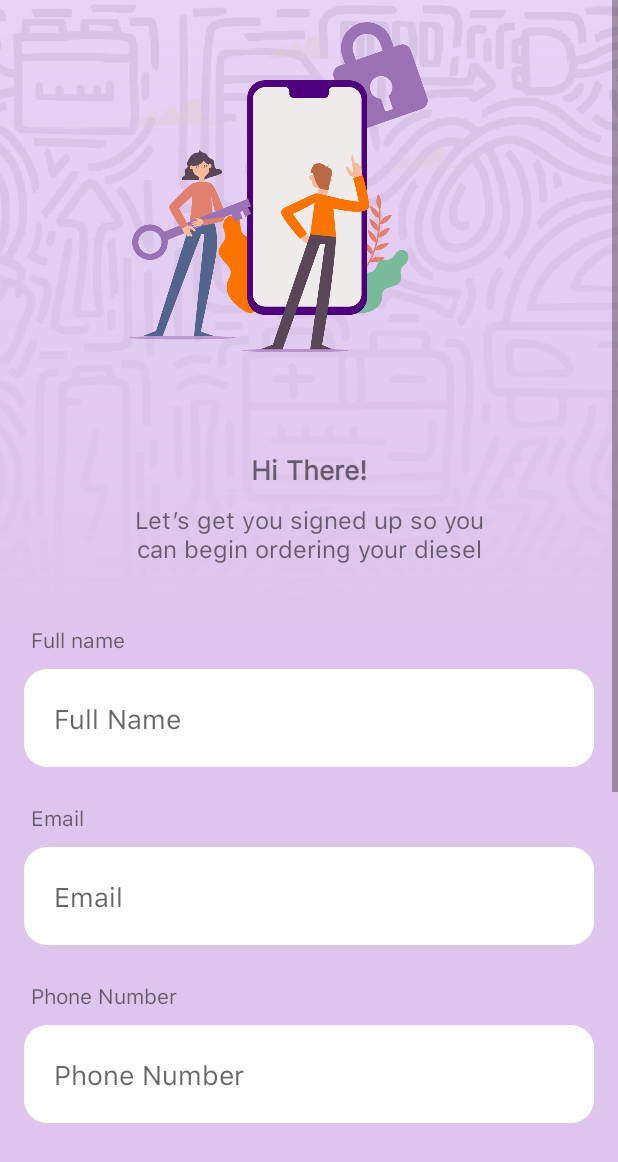
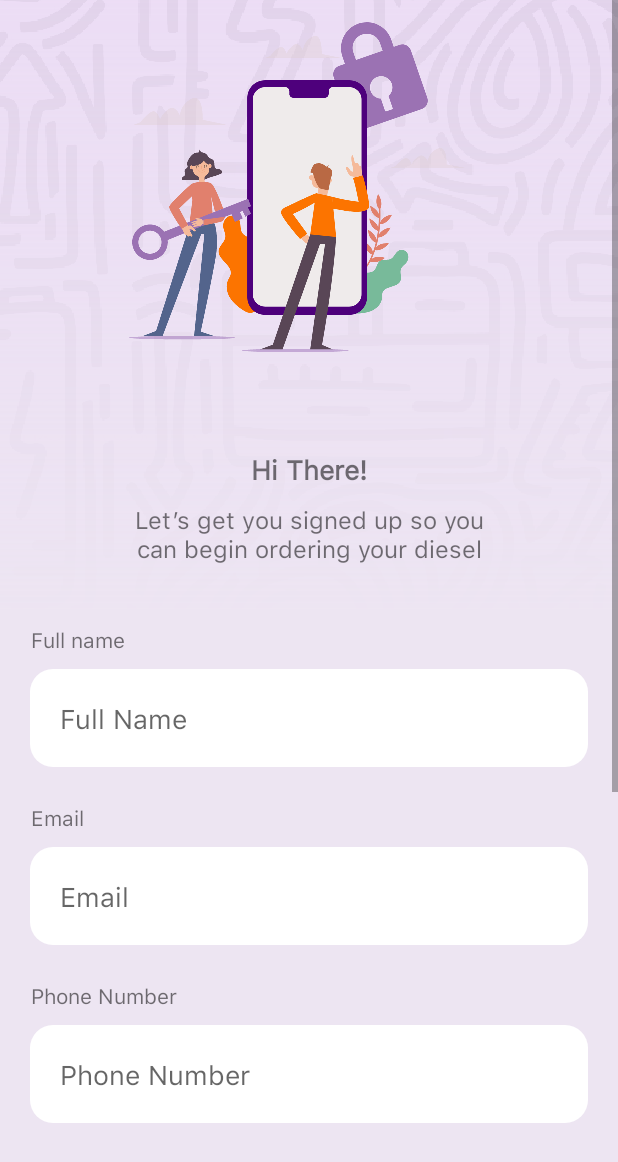
Before and after one commit to Festusyuma-LTD/glaid-customer, an Android app: the screen it shows after launch (SignUpActivity), after a tap on "SIGN UP WITH EMAIL", on a phone screen of 412 x 824 dp. Shown: the top 1162 px of the screen. Run offline under Robolectric (Android 15) with nearby library versions, the phone set to English and light mode, and no system bars; Roboto replaces fonts that are not available here.

Commit message:
splasg screen

```diff
--- /dev/null
+++ b/app/src/main/java/festusyuma/com/glaid/SplashActivity.kt
@@ -0,0 +1,31 @@
+package festusyuma.com.glaid
+
+import android.content.Intent
+import androidx.appcompat.app.AppCompatActivity
+import android.os.Bundle
+import android.os.Handler
+
+class SplashActivity : AppCompatActivity() {
+    private val handler = Handler()
+
+    override fun onCreate(savedInstanceState: Bundle?) {
+        super.onCreate(savedInstanceState)
+        setContentView(R.layout.activity_splash)
+    }
+
+    private val runnable = Runnable {
+        if (!isFinishing) {
+            startActivity(Intent(applicationContext, MainActivity::class.java))
+            finish()
+        }
+    }
+    override fun onResume() {
+        super.onResume()
+        handler.postDelayed(runnable, 2000)
+    }
+
+    override fun onPause() {
+        super.onPause()
+        handler.removeCallbacks(runnable)
+    }
+}
--- a/app/src/main/res/layout/activity_forgot_pass_otp_final.xml
+++ b/app/src/main/res/layout/activity_forgot_pass_otp_final.xml
@@ -10,8 +10,9 @@
         android:id="@+id/imageView2"
         android:layout_width="0dp"
         android:layout_height="0dp"
+        android:alpha="0.6"
         android:contentDescription="@string/background"
-        android:scaleType="centerCrop"
+        android:scaleType="center"
         app:layout_constraintBottom_toBottomOf="parent"
         app:layout_constraintEnd_toEndOf="parent"
         app:layout_constraintHorizontal_bias="0.0"
--- a/app/src/main/res/layout/activity_forgot_password.xml
+++ b/app/src/main/res/layout/activity_forgot_password.xml
@@ -10,8 +10,9 @@
         android:id="@+id/imageView2"
         android:layout_width="0dp"
         android:layout_height="0dp"
+        android:alpha="0.6"
         android:contentDescription="@string/background"
-        android:scaleType="centerCrop"
+        android:scaleType="center"
         app:layout_constraintBottom_toBottomOf="parent"
         app:layout_constraintEnd_toEndOf="parent"
         app:layout_constraintHorizontal_bias="0.0"
--- a/app/src/main/res/layout/activity_forgot_password_otp.xml
+++ b/app/src/main/res/layout/activity_forgot_password_otp.xml
@@ -10,8 +10,9 @@
         android:id="@+id/imageView2"
         android:layout_width="0dp"
         android:layout_height="0dp"
+        android:alpha="0.6"
         android:contentDescription="@string/background"
-        android:scaleType="centerCrop"
+        android:scaleType="center"
         app:layout_constraintBottom_toBottomOf="parent"
         app:layout_constraintEnd_toEndOf="parent"
         app:layout_constraintHorizontal_bias="0.0"
--- a/app/src/main/res/layout/activity_log_in.xml
+++ b/app/src/main/res/layout/activity_log_in.xml
@@ -10,8 +10,9 @@
         android:id="@+id/imageView2"
         android:layout_width="0dp"
         android:layout_height="0dp"
+        android:alpha="0.6"
         android:contentDescription="@string/background"
-        android:scaleType="centerCrop"
+        android:scaleType="center"
         app:layout_constraintBottom_toBottomOf="parent"
         app:layout_constraintEnd_toEndOf="parent"
         app:layout_constraintHorizontal_bias="0.0"
--- a/app/src/main/res/layout/activity_main.xml
+++ b/app/src/main/res/layout/activity_main.xml
@@ -10,8 +10,9 @@
         android:id="@+id/imageView2"
         android:layout_width="0dp"
         android:layout_height="0dp"
+        android:alpha="0.6"
         android:contentDescription="@string/background"
-        android:scaleType="centerCrop"
+        android:scaleType="center"
         app:layout_constraintBottom_toBottomOf="parent"
         app:layout_constraintEnd_toEndOf="parent"
         app:layout_constraintHorizontal_bias="0.0"
--- a/app/src/main/res/layout/activity_one_time_password.xml
+++ b/app/src/main/res/layout/activity_one_time_password.xml
@@ -10,8 +10,9 @@
         android:id="@+id/imageView2"
         android:layout_width="0dp"
         android:layout_height="0dp"
+        android:alpha="0.6"
         android:contentDescription="@string/background"
-        android:scaleType="centerCrop"
+        android:scaleType="center"
         app:layout_constraintBottom_toBottomOf="parent"
         app:layout_constraintEnd_toEndOf="parent"
         app:layout_constraintHorizontal_bias="0.0"
--- a/app/src/main/res/layout/activity_reset_password.xml
+++ b/app/src/main/res/layout/activity_reset_password.xml
@@ -10,8 +10,9 @@
         android:id="@+id/imageView2"
         android:layout_width="0dp"
         android:layout_height="0dp"
+        android:alpha="0.6"
         android:contentDescription="@string/background"
-        android:scaleType="centerCrop"
+        android:scaleType="center"
         app:layout_constraintBottom_toBottomOf="parent"
         app:layout_constraintEnd_toEndOf="parent"
         app:layout_constraintHorizontal_bias="0.0"
--- a/app/src/main/res/layout/activity_sign_up.xml
+++ b/app/src/main/res/layout/activity_sign_up.xml
@@ -10,8 +10,9 @@
         android:id="@+id/imageView2"
         android:layout_width="0dp"
         android:layout_height="0dp"
+        android:alpha="0.6"
         android:contentDescription="@string/background"
-        android:scaleType="centerCrop"
+        android:scaleType="center"
         app:layout_constraintBottom_toBottomOf="parent"
         app:layout_constraintEnd_toEndOf="parent"
         app:layout_constraintHorizontal_bias="0.0"
@@ -97,11 +98,11 @@
                     android:id="@+id/editText4"
                     android:layout_width="0dp"
                     android:layout_height="wrap_content"
-                    android:layout_marginStart="16dp"
-                    android:layout_marginLeft="16dp"
+                    android:layout_marginStart="20dp"
+                    android:layout_marginLeft="20dp"
                     android:layout_marginTop="10dp"
-                    android:layout_marginEnd="16dp"
-                    android:layout_marginRight="16dp"
+                    android:layout_marginEnd="20dp"
+                    android:layout_marginRight="20dp"
                     android:background="@drawable/input_drawable"
                     android:ems="10"
                     android:fontFamily="@font/sfpro"
@@ -130,8 +131,6 @@
                     android:id="@+id/editText7"
                     android:layout_width="0dp"
                     android:layout_height="wrap_content"
-                    android:layout_marginStart="16dp"
-                    android:layout_marginLeft="16dp"
                     android:layout_marginTop="10dp"
                     android:background="@drawable/input_drawable"
                     android:ems="10"
@@ -142,7 +141,7 @@
                     android:textAllCaps="true"
                     android:textColor="#3A3A3A"
                     app:layout_constraintEnd_toEndOf="@+id/editText4"
-                    app:layout_constraintStart_toStartOf="parent"
+                    app:layout_constraintStart_toStartOf="@+id/editText4"
                     app:layout_constraintTop_toBottomOf="@+id/textView14" />
 
                 <TextView
@@ -243,11 +242,11 @@
                     android:id="@+id/continueSignUpBtn"
                     android:layout_width="0dp"
                     android:layout_height="59dp"
-                    android:layout_marginStart="16dp"
-                    android:layout_marginLeft="16dp"
+                    android:layout_marginStart="20dp"
+                    android:layout_marginLeft="20dp"
                     android:layout_marginTop="24dp"
-                    android:layout_marginEnd="16dp"
-                    android:layout_marginRight="16dp"
+                    android:layout_marginEnd="20dp"
+                    android:layout_marginRight="20dp"
                     android:layout_marginBottom="16dp"
                     android:background="@drawable/mail_button_drawable"
                     android:drawableRight="@mipmap/chevron_right"
--- a/app/src/main/res/values/colors.xml
+++ b/app/src/main/res/values/colors.xml
@@ -4,7 +4,7 @@
     <color name="colorPrimaryDark">#DEC5ED</color>
     <color name="colorAccent">#03DAC5</color>
     <color name="AppPrimaryColor">#98EDE5F2</color>
-    <color name="AppPrimaryColorSolid">#DEC5ED</color>
+    <color name="AppPrimaryColorSolid">#EDE5F2</color>
     <color name="AppPrimaryPurple">#4e007c</color>
 <!--    <color name="">#ede5f2</color>-->
 </resources>
--- a/app/src/main/res/values/styles.xml
+++ b/app/src/main/res/values/styles.xml
@@ -15,5 +15,4 @@
         <item name="android:activityCloseEnterAnimation">@anim/slide_in_left</item>
         <item name="android:activityCloseExitAnimation">@anim/slide_out_right</item>
     </style>
-
 </resources>
```
Also changed, not shown: app/src/main/AndroidManifest.xml (+11 -8 lines), app/src/main/res/layout/activity_splash.xml (added, +19 -0 lines), app/src/main/res/drawable-hdpi/introbackground.png (added), app/src/main/res/drawable-ldpi/introbackground.png (added), app/src/main/res/drawable-mdpi/introbackground.png (added), app/src/main/res/drawable-xhdpi/introbackground.png (added), app/src/main/res/drawable-xxhdpi/introbackground.png (added), app/src/main/res/drawable-xxxhdpi/introbackground.png (added), app/src/main/res/drawable/splash_background.xml (added).
